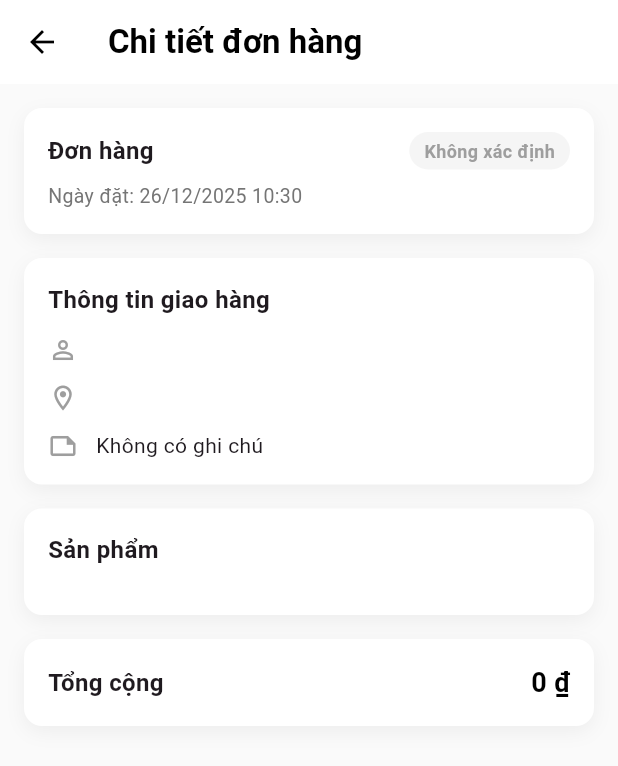
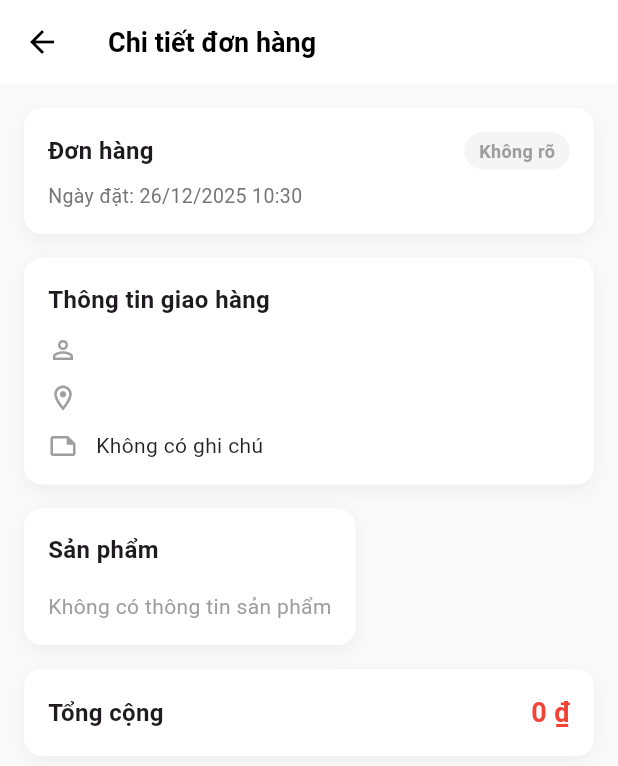
Before and after one commit to quangphamhieu/shoestorefe, a Flutter app: the MobileOrderDetailScreen screen opened directly with empty values, on a phone screen of 412 x 824 dp. Shown: the top 766 px of the screen. Run offline on Flutter 3.47's test engine with Material 3 defaults, Android fonts, the light colour scheme and no system bars; our stand-ins replace dio, file_picker, flutter_markdown, get_it, go_router, shared_preferences; accounts and stored records are empty.

Commit message:
Update mobile_order_detail_screen.dart

```diff
--- a/shoestorefe/lib/presentation/customer/screens/mobile_order_detail_screen.dart
+++ b/shoestorefe/lib/presentation/customer/screens/mobile_order_detail_screen.dart
@@ -13,19 +13,34 @@
 }
 
 class _MobileOrderDetailScreenState extends State<MobileOrderDetailScreen> {
-  final currencyFormat = NumberFormat.currency(locale: 'vi_VN', symbol: '₫');
-
   @override
   Widget build(BuildContext context) {
-    // Replaced OrderProvider with OrderHistoryProvider for Customer App consistency
-    final provider = context.watch<OrderHistoryProvider>();
+    OrderHistoryProvider? provider;
+    try {
+      provider = context.watch<OrderHistoryProvider>();
+    } catch (_) {
+      // If provider not found, we'll try to show basic data from widget.order
+    }
+
+    final currencyFormat = NumberFormat.currency(
+      locale: 'vi_VN',
+      symbol: '₫',
+      decimalDigits: 0,
+    );
+    final dateFormat = DateFormat('dd/MM/yyyy HH:mm');
+
+    // Use live order if possible, otherwise use passed order
+    final liveOrder = provider?.orders.firstWhere(
+      (o) => o.id == widget.order.id,
+      orElse: () => widget.order,
+    ) ?? widget.order;
 
     return Scaffold(
-      backgroundColor: Colors.grey[50], // Light background
+      backgroundColor: Colors.grey[50],
       appBar: AppBar(
         title: const Text(
           'Chi tiết đơn hàng',
-          style: TextStyle(color: Colors.black, fontWeight: FontWeight.bold),
+          style: TextStyle(color: Colors.black, fontWeight: FontWeight.bold, fontSize: 18),
         ),
         backgroundColor: Colors.white,
         elevation: 0,
@@ -35,30 +50,30 @@
         ),
       ),
       body: SingleChildScrollView(
+        child: Column(
+          children: [
+            Padding(
               padding: const EdgeInsets.all(16),
               child: Column(
                 crossAxisAlignment: CrossAxisAlignment.start,
                 children: [
-            _buildHeader(provider),
+                  _buildHeader(liveOrder, provider, dateFormat),
                   const SizedBox(height: 16),
-            _buildInfoSection(context, provider),
+                  _buildInfoSection(context, liveOrder, provider),
                   const SizedBox(height: 16),
-            _buildProductList(),
+                  _buildProductList(liveOrder, currencyFormat),
                   const SizedBox(height: 16),
-            _buildTotalSection(),
+                  _buildTotalSection(liveOrder, currencyFormat),
+                ],
+              ),
+            ),
           ],
         ),
       ),
     );
   }
 
-  Widget _buildHeader(OrderHistoryProvider provider) {
-    // Try to find the latest version of the order in the provider to reflect updates
-    final liveOrder = provider.orders.firstWhere(
-      (o) => o.id == widget.order.id,
-      orElse: () => widget.order,
-    );
-
+  Widget _buildHeader(Order liveOrder, OrderHistoryProvider? provider, DateFormat dateFormat) {
     return Container(
       padding: const EdgeInsets.all(16),
       decoration: BoxDecoration(
@@ -78,19 +93,24 @@
           Row(
             mainAxisAlignment: MainAxisAlignment.spaceBetween,
             children: [
-              Text(
+              Expanded(
+                child: Text(
                   'Đơn hàng ${liveOrder.orderNumber}',
                   style: const TextStyle(
                     fontSize: 16,
                     fontWeight: FontWeight.bold,
                   ),
                 ),
-              _buildStatus(liveOrder.statusId),
+              ),
+              if (provider != null)
+                _buildStatusWidget(liveOrder.statusId, provider)
+              else
+                _buildSimpleStatus(liveOrder.statusId),
             ],
           ),
           const SizedBox(height: 8),
           Text(
-            'Ngày đặt: ${DateFormat('dd/MM/yyyy HH:mm').format(liveOrder.createdAt)}',
+            'Ngày đặt: ${dateFormat.format(liveOrder.createdAt)}',
             style: TextStyle(color: Colors.grey[600], fontSize: 13),
           ),
         ],
@@ -98,35 +118,12 @@
     );
   }
 
-  Widget _buildStatus(int statusId) {
-    String text;
-    Color color;
-
-    switch (statusId) {
-      case 3: // Paid/Success
-        text = 'Đã thanh toán'; // Or 'Thành công'
-        color = Colors.green;
-        break;
-      case 4: // Pending
-        text = 'Chờ xác nhận';
-        color = Colors.orange;
-        break;
-      case 5: // Completed
-        text = 'Hoàn thành';
-        color = Colors.blue;
-        break;
-      case 6: // Cancelled
-        text = 'Đã hủy';
-        color = Colors.red;
-        break;
-      default:
-        text = 'Không xác định';
-        color = Colors.grey;
-    }
+  Widget _buildStatusWidget(int statusId, OrderHistoryProvider provider) {
+    final text = provider.getStatusText(statusId);
+    final color = provider.getStatusColor(statusId);
 
     return Container(
       padding: const EdgeInsets.symmetric(horizontal: 10, vertical: 4),
-      constraints: const BoxConstraints(maxWidth: 120), // Prevent overflow
       decoration: BoxDecoration(
         color: color.withOpacity(0.1),
         borderRadius: BorderRadius.circular(20),
@@ -134,17 +131,25 @@
       child: Text(
         text,
         style: TextStyle(color: color, fontWeight: FontWeight.bold, fontSize: 12),
-        overflow: TextOverflow.ellipsis,
-        maxLines: 1,
       ),
     );
   }
 
-  Widget _buildInfoSection(BuildContext context, OrderHistoryProvider provider) {
-    final liveOrder = provider.orders.firstWhere(
-      (o) => o.id == widget.order.id,
-      orElse: () => widget.order,
+  Widget _buildSimpleStatus(int statusId) {
+    return Container(
+      padding: const EdgeInsets.symmetric(horizontal: 10, vertical: 4),
+      decoration: BoxDecoration(
+        color: Colors.grey.withOpacity(0.1),
+        borderRadius: BorderRadius.circular(20),
+      ),
+      child: const Text(
+        '...',
+        style: TextStyle(color: Colors.grey, fontWeight: FontWeight.bold, fontSize: 12),
+      ),
     );
+  }
+
+  Widget _buildInfoSection(BuildContext context, Order liveOrder, OrderHistoryProvider? provider) {
     final isEditable = liveOrder.statusId == 4;
 
     return Container(
@@ -170,7 +175,7 @@
                 'Thông tin giao hàng',
                 style: TextStyle(fontSize: 16, fontWeight: FontWeight.bold),
               ),
-              if (isEditable)
+              if (isEditable && provider != null)
                 IconButton(
                   icon: const Icon(Icons.edit, size: 20, color: Colors.blue),
                   onPressed: () => _showEditDialog(context, provider, liveOrder),
@@ -199,14 +204,16 @@
         Expanded(
           child: Text(
             text,
-            style: const TextStyle(fontSize: 14, height: 1.4),
+            style: const TextStyle(fontSize: 14, height: 1.4, color: Colors.black87),
           ),
         ),
       ],
     );
   }
 
-  Widget _buildProductList() {
+  Widget _buildProductList(Order liveOrder, NumberFormat currencyFormat) {
+    final details = liveOrder.details;
+
     return Container(
       padding: const EdgeInsets.all(16),
       decoration: BoxDecoration(
@@ -228,24 +235,28 @@
             style: TextStyle(fontSize: 16, fontWeight: FontWeight.bold),
           ),
           const SizedBox(height: 16),
+          if (details.isEmpty)
+             const Text('Không có thông tin sản phẩm', style: TextStyle(color: Colors.grey))
+          else
             ListView.separated(
               shrinkWrap: true,
               physics: const NeverScrollableScrollPhysics(),
-            itemCount: widget.order.details.length,
-            separatorBuilder: (_, __) => const Divider(height: 24),
+              itemCount: details.length,
+              separatorBuilder: (_, __) => const Divider(height: 24, color: Color(0xFFEEEEEE)),
               itemBuilder: (context, index) {
-              final detail = widget.order.details[index];
+                final detail = details[index];
                 return Row(
+                  crossAxisAlignment: CrossAxisAlignment.start,
                   children: [
                     Container(
-                    width: 60,
-                    height: 60,
+                      width: 70,
+                      height: 70,
                       decoration: BoxDecoration(
                         color: Colors.grey[100],
                         borderRadius: BorderRadius.circular(8),
                       ),
                       clipBehavior: Clip.antiAlias,
-                    child: detail.productImageUrl != null
+                      child: detail.productImageUrl != null && detail.productImageUrl!.isNotEmpty
                           ? Image.network(
                               detail.productImageUrl!,
                               fit: BoxFit.cover,
@@ -254,7 +265,7 @@
                                 color: Colors.grey,
                               ),
                             )
-                        : const Icon(Icons.checkroom, color: Colors.grey),
+                          : const Icon(Icons.shopping_bag_outlined, color: Colors.grey),
                     ),
                     const SizedBox(width: 12),
                     Expanded(
@@ -278,14 +289,14 @@
                           const SizedBox(height: 4),
                           Text(
                             'x${detail.quantity}',
-                          style: TextStyle(fontSize: 12, color: Colors.grey[600]),
+                            style: TextStyle(fontSize: 12, color: Colors.grey[600], fontWeight: FontWeight.w500),
                           ),
                         ],
                       ),
                     ),
                     Text(
                       currencyFormat.format(detail.unitPrice * detail.quantity),
-                    style: const TextStyle(fontWeight: FontWeight.bold, fontSize: 14),
+                      style: const TextStyle(fontWeight: FontWeight.bold, fontSize: 14, color: Colors.black87),
                     ),
                   ],
                 );
@@ -296,7 +307,7 @@
     );
   }
 
-  Widget _buildTotalSection() {
+  Widget _buildTotalSection(Order liveOrder, NumberFormat currencyFormat) {
     return Container(
       padding: const EdgeInsets.all(16),
       decoration: BoxDecoration(
@@ -318,11 +329,11 @@
             style: TextStyle(fontSize: 16, fontWeight: FontWeight.bold),
           ),
           Text(
-            currencyFormat.format(widget.order.totalAmount),
+            currencyFormat.format(liveOrder.totalAmount),
             style: const TextStyle(
               fontSize: 18,
               fontWeight: FontWeight.bold,
-              color: Colors.black,
+              color: Colors.red,
             ),
           ),
         ],
@@ -344,13 +355,6 @@
             decoration: BoxDecoration(
               color: Colors.white,
               borderRadius: BorderRadius.circular(20),
-              boxShadow: [
-                BoxShadow(
-                  color: Colors.black.withOpacity(0.1),
-                  blurRadius: 20,
-                  offset: const Offset(0, 10),
-                ),
-              ],
             ),
             child: Column(
               mainAxisSize: MainAxisSize.min,
@@ -374,9 +378,6 @@
                     Expanded(
                       child: TextButton(
                         onPressed: () => Navigator.pop(ctx),
-                        style: TextButton.styleFrom(
-                          padding: const EdgeInsets.symmetric(vertical: 14),
-                        ),
                         child: Text('Hủy', style: TextStyle(color: Colors.grey[600], fontWeight: FontWeight.bold)),
                       ),
                     ),
@@ -396,7 +397,6 @@
                           backgroundColor: Colors.black,
                           padding: const EdgeInsets.symmetric(vertical: 14),
                           shape: RoundedRectangleBorder(borderRadius: BorderRadius.circular(8)),
-                          elevation: 0
                         ),
                         child: const Text('Lưu', style: TextStyle(color: Colors.white, fontWeight: FontWeight.bold)),
                       ),
@@ -404,7 +404,6 @@
                   ],
                 )
               ],
-            ),
             ),
       ),
     );
@@ -421,11 +420,12 @@
       child: TextField(
         controller: controller,
         maxLines: maxLines,
+        style: const TextStyle(fontSize: 14),
         decoration: InputDecoration(
           icon: Icon(icon, color: Colors.grey[400], size: 20),
           border: InputBorder.none,
           labelText: label,
-          labelStyle: TextStyle(color: Colors.grey[500]),
+          labelStyle: TextStyle(color: Colors.grey[500], fontSize: 13),
         ),
       ),
     );
```
Lines whose indentation alone changed are shown as unchanged.
